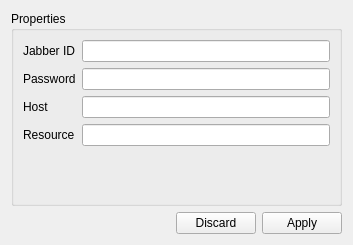
Above: src/gui/kPropertiesWidget.ui from pasnox/kiess before the change. Below: the same form after it.
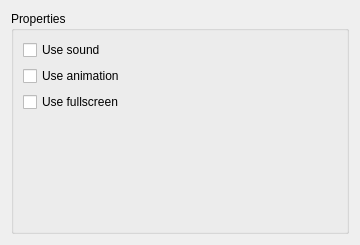
That is the form after the change. Custom widgets are drawn as their Qt base class.

Commit message: Add kSingleWidget and best handling of widget to show

```diff
--- a/src/gui/kPropertiesWidget.ui
+++ b/src/gui/kPropertiesWidget.ui
@@ -5,7 +5,7 @@
    <rect>
     <x>0</x>
     <y>0</y>
-    <width>353</width>
+    <width>360</width>
     <height>245</height>
    </rect>
   </property>
@@ -20,55 +20,29 @@
      </property>
      <layout class="QFormLayout" name="formLayout" >
       <item row="0" column="0" >
-       <widget class="QLabel" name="label" >
+       <widget class="QCheckBox" name="checkBox" >
         <property name="text" >
-         <string>Jabber ID</string>
+         <string>Use sound</string>
         </property>
        </widget>
       </item>
-      <item row="0" column="1" >
-       <widget class="QLineEdit" name="lineEdit" />
-      </item>
       <item row="1" column="0" >
-       <widget class="QLabel" name="label_2" >
+       <widget class="QCheckBox" name="checkBox_2" >
         <property name="text" >
-         <string>Password</string>
+         <string>Use animation</string>
         </property>
        </widget>
       </item>
-      <item row="1" column="1" >
-       <widget class="QLineEdit" name="lineEdit_2" />
-      </item>
       <item row="2" column="0" >
-       <widget class="QLabel" name="label_3" >
+       <widget class="QCheckBox" name="checkBox_3" >
         <property name="text" >
-         <string>Host</string>
+         <string>Use fullscreen</string>
         </property>
        </widget>
       </item>
-      <item row="2" column="1" >
-       <widget class="QLineEdit" name="lineEdit_3" />
-      </item>
-      <item row="3" column="0" >
-       <widget class="QLabel" name="label_4" >
-        <property name="text" >
-         <string>Resource</string>
-        </property>
-       </widget>
-      </item>
-      <item row="3" column="1" >
-       <widget class="QLineEdit" name="lineEdit_4" />
-      </item>
      </layout>
     </widget>
    </item>
-   <item>
-    <widget class="QDialogButtonBox" name="buttonBox" >
-     <property name="standardButtons" >
-      <set>QDialogButtonBox::Apply|QDialogButtonBox::Discard</set>
-     </property>
-    </widget>
-   </item>
   </layout>
  </widget>
  <customwidgets>
```
Left out of the diff: 35 changed lines with no effect on the pictures. The commit also changes 5 other files.
